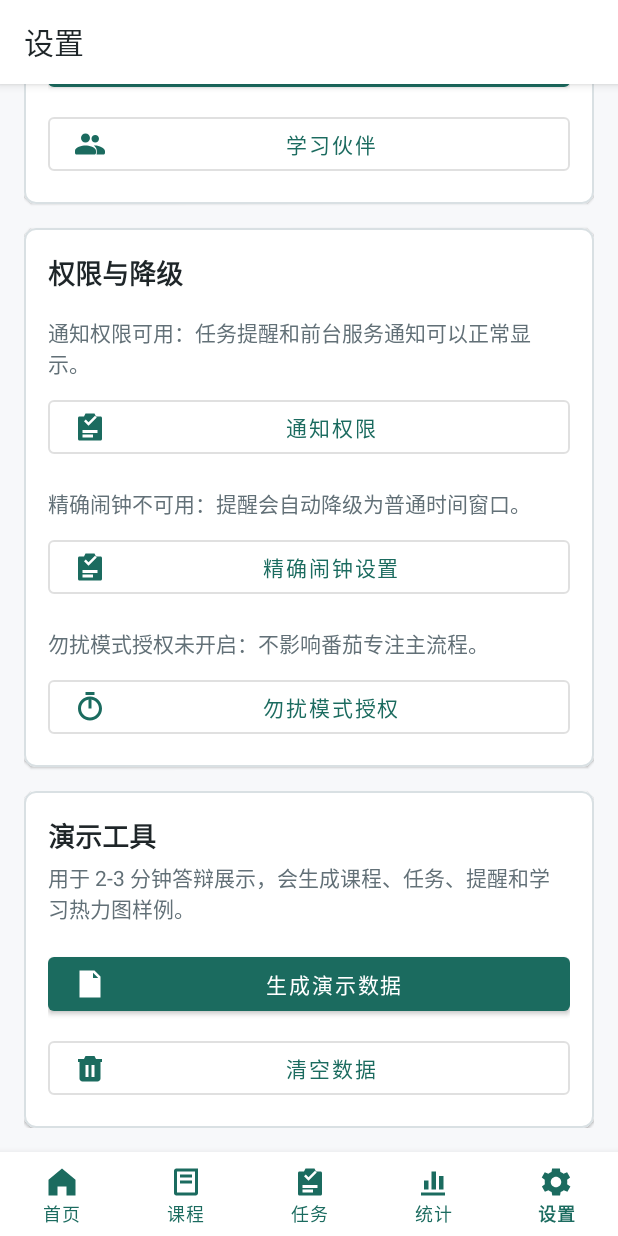
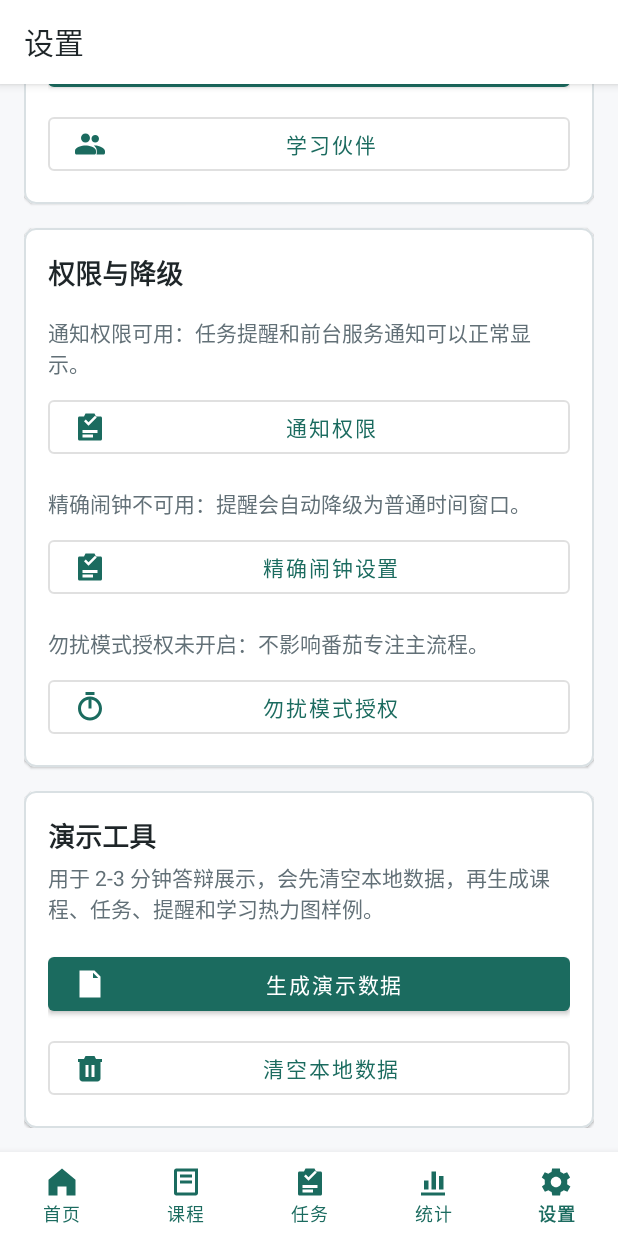
Before and after one commit to Orien233/Campus-Mate, an Android app: the screen it shows after launch (MainActivity), item 5 of the bottom bar chosen, scrolled down 846 dp, on a phone screen of 412 x 824 dp. Run offline under Robolectric (Android 15) with nearby library versions, the light colour scheme and no system bars.

Commit message:
fix: clarify local data clearing warnings

```diff
--- a/app/src/main/res/values/strings.xml
+++ b/app/src/main/res/values/strings.xml
@@ -70,14 +70,14 @@
     <string name="settings_dnd_status_disabled">勿扰模式授权未开启：不影响番茄专注主流程。</string>
     <string name="settings_system_entry_unavailable">当前设备未提供该系统设置入口</string>
     <string name="settings_demo_tools">演示工具</string>
-    <string name="settings_demo_tools_body">用于 2-3 分钟答辩展示，会生成课程、任务、提醒和学习热力图样例。</string>
+    <string name="settings_demo_tools_body">用于 2-3 分钟答辩展示，会先清空本地数据，再生成课程、任务、提醒和学习热力图样例。</string>
     <string name="settings_seed_demo_data">生成演示数据</string>
     <string name="settings_seed_demo_confirm_title">生成演示数据</string>
-    <string name="settings_seed_demo_confirm_message">将先清空现有课程、任务、专注记录和导入日志，再生成一组答辩演示数据。</string>
+    <string name="settings_seed_demo_confirm_message">将先清除课程、任务、提醒、专注记录、学习统计、课表导入日志、学习名片、学习伙伴和天气缓存，再生成一组答辩演示数据。此操作不可撤销。</string>
     <string name="settings_seed_demo_result">已写入 %1$d 门课程、%2$d 个任务、%3$d 条学习记录，恢复 %4$d 个未来提醒</string>
-    <string name="settings_clear_data">清空数据</string>
-    <string name="settings_clear_data_confirm_title">清空数据</string>
-    <string name="settings_clear_data_confirm_message">将删除本地课程、任务、专注记录、学习记录和导入日志，设置项会保留。</string>
+    <string name="settings_clear_data">清空本地数据</string>
+    <string name="settings_clear_data_confirm_title">确认清空本地数据？</string>
+    <string name="settings_clear_data_confirm_message">此操作会清除课程、任务、提醒、专注记录、学习统计、课表导入日志、学习名片、学习伙伴和天气缓存。此操作不可撤销。</string>
     <string name="settings_clear_data_result">已清空 %1$d 条本地数据</string>
 
     <string name="action_save">保存</string>
```
